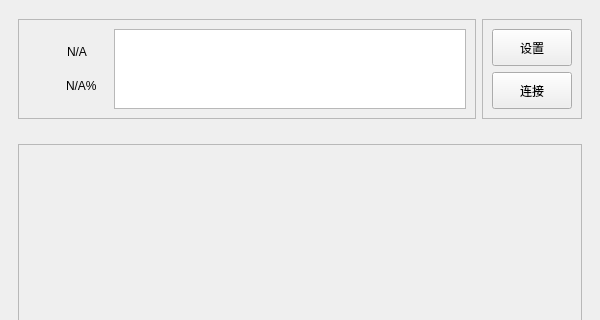
First picture: the form in Remote_Controller/mainwindow.ui, repository Pbw000/stm32car, before the edit; both pictures show x 0 to 600 and y 0 to 320 of the 600 by 800 pixel window.
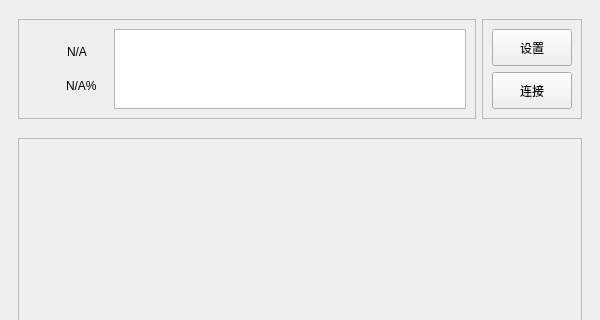
Second picture: the form after the edit. Icons and pictures are not drawn.

What changed in the file:
```diff
--- a/Remote_Controller/mainwindow.ui
+++ b/Remote_Controller/mainwindow.ui
@@ -21,6 +21,12 @@
    <layout class="QGridLayout" name="gridLayout_2">
     <item row="0" column="0">
      <layout class="QVBoxLayout" name="verticalLayout_3">
+      <property name="spacing">
+       <number>0</number>
+      </property>
+      <property name="sizeConstraint">
+       <enum>QLayout::SizeConstraint::SetNoConstraint</enum>
+      </property>
       <item>
        <widget class="QWidget" name="widget" native="true">
         <property name="sizePolicy">
@@ -286,6 +292,12 @@
       </item>
       <item>
        <widget class="QStackedWidget" name="stackedWidget">
+        <property name="sizePolicy">
+         <sizepolicy hsizetype="Preferred" vsizetype="Minimum">
+          <horstretch>0</horstretch>
+          <verstretch>0</verstretch>
+         </sizepolicy>
+        </property>
         <property name="currentIndex">
          <number>2</number>
         </property>
@@ -539,16 +551,28 @@
          </layout>
         </widget>
         <widget class="QWidget" name="page_3">
+         <property name="sizePolicy">
+          <sizepolicy hsizetype="Minimum" vsizetype="Minimum">
+           <horstretch>0</horstretch>
+           <verstretch>0</verstretch>
+          </sizepolicy>
+         </property>
          <layout class="QVBoxLayout" name="verticalLayout_4">
           <item>
            <widget class="QFrame" name="route_frame">
+            <property name="sizePolicy">
+             <sizepolicy hsizetype="Preferred" vsizetype="Preferred">
+              <horstretch>0</horstretch>
+              <verstretch>0</verstretch>
+             </sizepolicy>
+            </property>
             <property name="frameShape">
              <enum>QFrame::Shape::StyledPanel</enum>
             </property>
             <property name="frameShadow">
              <enum>QFrame::Shadow::Raised</enum>
             </property>
-            <layout class="QFormLayout" name="formLayout">
+            <layout class="QGridLayout" name="gridLayout_3">
              <item row="0" column="0">
               <layout class="QFormLayout" name="formLayout_3">
                <property name="labelAlignment">
```
Left out of the diff: 11 changed lines with no effect on the pictures.
